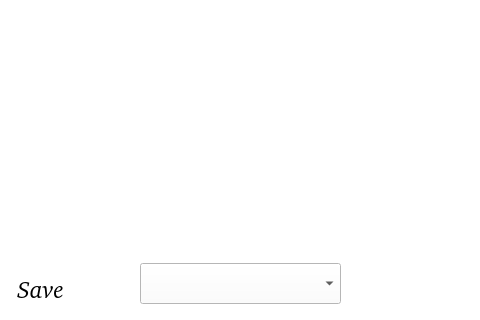
Qt form code/GUI/chart.ui (Anastasiyabordak/Anadat) before a commit; both pictures show x 190 to 670 and y 367 to 687 of the 882 by 687 pixel window.
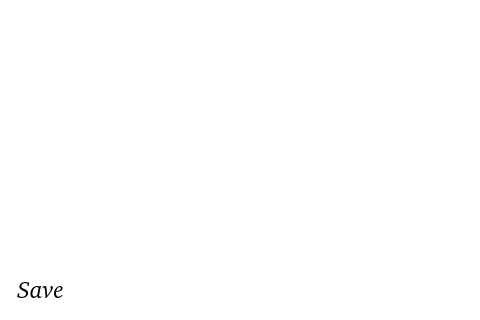
The same form after that commit.

What changed in the file:
```diff
--- a/code/GUI/chart.ui
+++ b/code/GUI/chart.ui
@@ -220,23 +220,6 @@
      <string/>
     </property>
    </widget>
-   <widget class="QComboBox" name="comboBox">
-    <property name="geometry">
-     <rect>
-      <x>330</x>
-      <y>630</y>
-      <width>201</width>
-      <height>41</height>
-     </rect>
-    </property>
-    <property name="font">
-     <font>
-      <family>Bitstream Charter</family>
-      <pointsize>18</pointsize>
-      <italic>true</italic>
-     </font>
-    </property>
-   </widget>
   </widget>
  </widget>
  <resources/>
```
